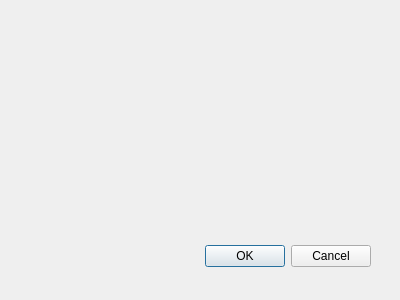
pdarragh/CS3505_EducationalApp, file MathleCommand/unenrollwarning.ui: the form before one commit.
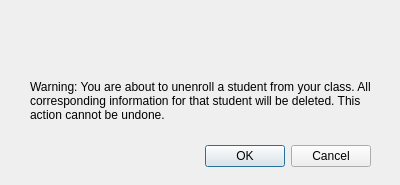
The form after the commit. Icons and pictures are not drawn.

What changed in the file:
```diff
--- a/MathleCommand/unenrollwarning.ui
+++ b/MathleCommand/unenrollwarning.ui
@@ -9,7 +9,7 @@
     <x>0</x>
     <y>0</y>
     <width>400</width>
-    <height>300</height>
+    <height>185</height>
    </rect>
   </property>
   <property name="windowTitle">
@@ -19,7 +19,7 @@
    <property name="geometry">
     <rect>
      <x>30</x>
-     <y>240</y>
+     <y>140</y>
      <width>341</width>
      <height>32</height>
     </rect>
@@ -31,6 +31,44 @@
     <set>QDialogButtonBox::Cancel|QDialogButtonBox::Ok</set>
    </property>
   </widget>
+  <widget class="QLabel" name="label">
+   <property name="geometry">
+    <rect>
+     <x>30</x>
+     <y>80</y>
+     <width>341</width>
+     <height>51</height>
+    </rect>
+   </property>
+   <property name="text">
+    <string>Warning: You are about to unenroll a student from your class. All corresponding information for that student will be deleted. This action cannot be undone.</string>
+   </property>
+   <property name="alignment">
+    <set>Qt::AlignLeading|Qt::AlignLeft|Qt::AlignTop</set>
+   </property>
+   <property name="wordWrap">
+    <bool>true</bool>
+   </property>
+  </widget>
+  <widget class="QLabel" name="label_2">
+   <property name="geometry">
+    <rect>
+     <x>170</x>
+     <y>20</y>
+     <width>61</width>
+     <height>51</height>
+    </rect>
+   </property>
+   <property name="text">
+    <string/>
+   </property>
+   <property name="pixmap">
+    <pixmap resource="resources.qrc">:/new/prefix1/error_filled.png</pixmap>
+   </property>
+   <property name="alignment">
+    <set>Qt::AlignLeading|Qt::AlignLeft|Qt::AlignVCenter</set>
+   </property>
+  </widget>
  </widget>
  <pixmapfunction/>
  <resources/>
```
Left out of the diff: 13 changed lines with no effect on the pictures.
